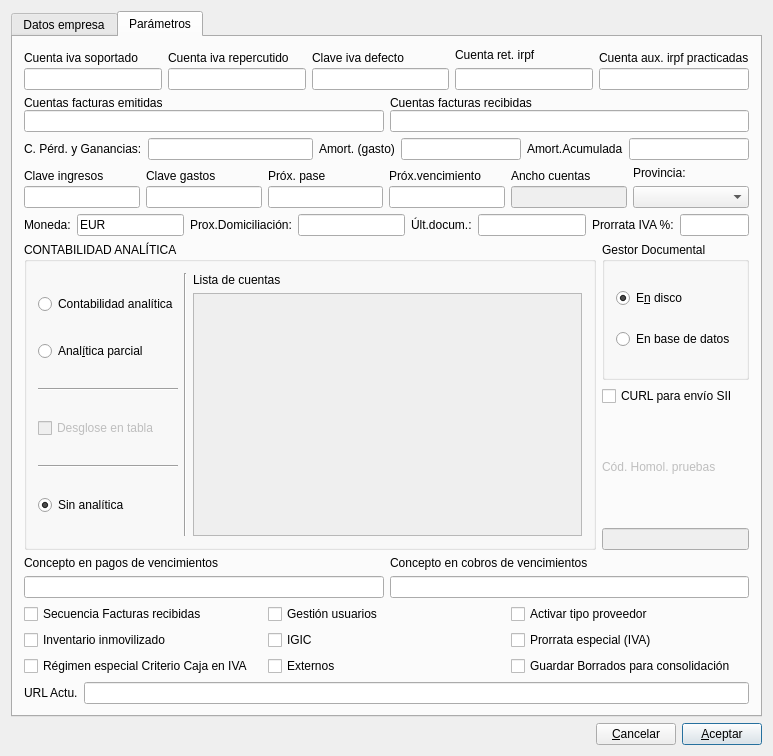
Above: editconfig.ui from DIBOSAJM/keme before the change. Below: the same form after it.
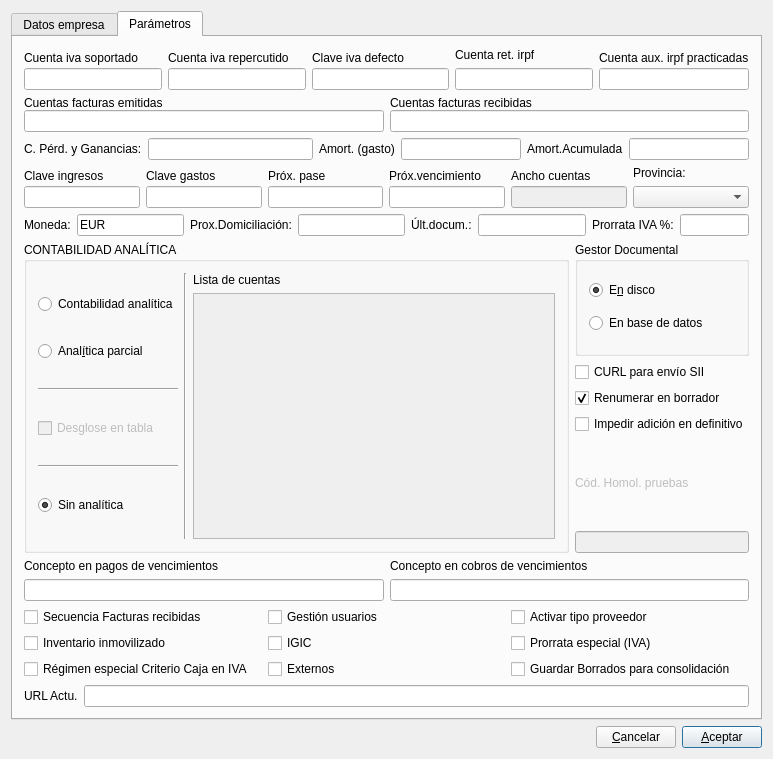
That is the form after the change. The open tabs and pages were chosen to show the change. Icons and pictures are not drawn.

Commit message: Funcionalidad borrador, nuevos cambios

The edit to the form file:
```diff
--- a/editconfig.ui
+++ b/editconfig.ui
@@ -8,7 +8,7 @@
     <x>0</x>
     <y>0</y>
     <width>773</width>
-    <height>756</height>
+    <height>759</height>
    </rect>
   </property>
   <property name="windowTitle">
@@ -1285,6 +1285,23 @@
              </property>
             </widget>
            </item>
+           <item>
+            <widget class="QCheckBox" name="renum_borr_checkBox">
+             <property name="text">
+              <string>Renumerar en borrador</string>
+             </property>
+             <property name="checked">
+              <bool>true</bool>
+             </property>
+            </widget>
+           </item>
+           <item>
+            <widget class="QCheckBox" name="solo_borr_checkBox">
+             <property name="text">
+              <string>Impedir adición en definitivo</string>
+             </property>
+            </widget>
+           </item>
            <item>
             <layout class="QVBoxLayout" name="verticalLayout_4">
              <item>
```
Left out of the diff: 22 changed lines with no effect on the pictures. The commit also changes 23 other files.
